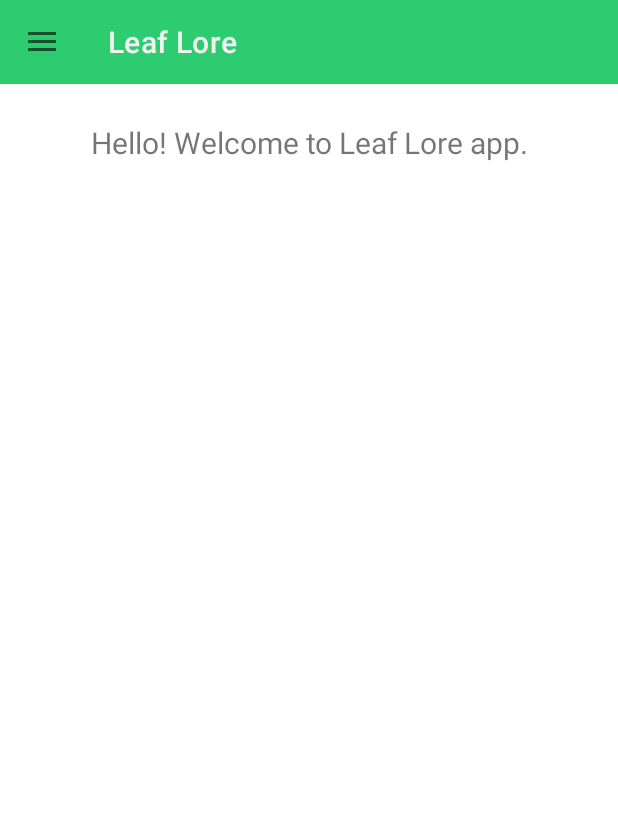
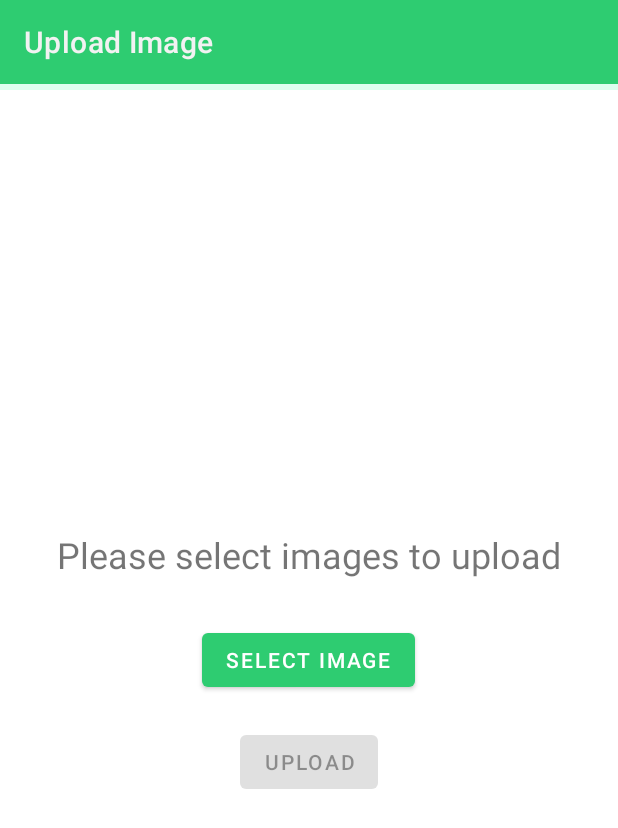
Before and after one commit to Yash-Koshti/Leaf_Species_Detection, an Android app: the screen it shows after launch (MainActivity before the commit, ImageUpload after it), after a tap on "Upload Image", on a phone screen of 412 x 824 dp. Shown: the top 828 px of the screen. Run offline under Robolectric (Android 15) with nearby library versions, the light colour scheme and no system bars; our stand-ins replace Firebase (no records; nobody signed in at launch, a user with empty details on screens opened directly); 1 other tap on this screen came first.

Commit message:
FEAT-LLF: upload multiple images and map them

```diff
--- a/Leaf_Lore/Leaf_Lore_Frontend/app/src/main/AndroidManifest.xml
+++ b/Leaf_Lore/Leaf_Lore_Frontend/app/src/main/AndroidManifest.xml
@@ -17,6 +17,9 @@
         android:theme="@style/AppTheme"
         tools:targetApi="31">
         <activity
+            android:name=".researcher.ImageUpload"
+            android:exported="false" />
+        <activity
             android:name=".researcher.ImageMapping"
             android:exported="false" />
         <activity
--- /dev/null
+++ b/Leaf_Lore/Leaf_Lore_Frontend/app/src/main/java/com/leaf_lore/leaf_lore_frontend/researcher/ImageUpload.java
@@ -0,0 +1,174 @@
+package com.leaf_lore.leaf_lore_frontend.researcher;
+
+import android.content.Intent;
+import android.database.Cursor;
+import android.net.Uri;
+import android.os.Bundle;
+import android.provider.OpenableColumns;
+import android.util.Log;
+import android.view.View;
+import android.widget.Button;
+import android.widget.ProgressBar;
+import android.widget.TextView;
+import android.widget.Toast;
+
+import androidx.activity.result.ActivityResult;
+import androidx.activity.result.ActivityResultCallback;
+import androidx.activity.result.ActivityResultLauncher;
+import androidx.activity.result.contract.ActivityResultContracts;
+import androidx.annotation.NonNull;
+import androidx.appcompat.app.AppCompatActivity;
+
+import com.google.android.gms.tasks.OnFailureListener;
+import com.google.android.gms.tasks.OnSuccessListener;
+import com.google.android.material.appbar.MaterialToolbar;
+import com.google.android.material.progressindicator.LinearProgressIndicator;
+import com.google.firebase.FirebaseApp;
+import com.google.firebase.storage.FirebaseStorage;
+import com.google.firebase.storage.OnProgressListener;
+import com.google.firebase.storage.StorageReference;
+import com.google.firebase.storage.UploadTask;
+import com.leaf_lore.leaf_lore_frontend.R;
+
+import java.util.ArrayList;
+
+public class ImageUpload extends AppCompatActivity {
+	StorageReference storageReference;
+	LinearProgressIndicator totalProgressBar;
+	ProgressBar imageProgress;
+	Button selectImage, uploadImage;
+	ArrayList<Uri> images = new ArrayList<>();
+	TextView uploadImageCountText, currentUploadingImageText;
+	int totalImages = 0, progressCount = 0, totalProgress = 0;
+	private final ActivityResultLauncher<Intent> activityResultLauncher = registerForActivityResult(new ActivityResultContracts.StartActivityForResult(), new ActivityResultCallback<ActivityResult>() {
+		@Override
+		public void onActivityResult(ActivityResult result) {
+			if (result.getResultCode() == RESULT_OK) {
+				images.clear();
+				if (result.getData() != null && result.getData().getClipData() != null) {
+					int count = result.getData().getClipData().getItemCount();
+					for (int i = 0; i < count; i++) {
+						images.add(result.getData().getClipData().getItemAt(i).getUri());
+					}
+					if (images.size() >= 1) {
+						uploadImage.setEnabled(true);
+						totalImages = images.size();
+						uploadImageCountText.setText("Images selected: " + totalImages);
+					}
+				} else {
+					Toast.makeText(ImageUpload.this, "No images found!", Toast.LENGTH_SHORT).show();
+				}
+			} else {
+				Toast.makeText(ImageUpload.this, "Please select an image", Toast.LENGTH_SHORT).show();
+			}
+		}
+	});
+
+	@Override
+	protected void onCreate(Bundle savedInstanceState) {
+		super.onCreate(savedInstanceState);
+		setContentView(R.layout.activity_image_upload);
+
+		FirebaseApp.initializeApp(ImageUpload.this);
+		storageReference = FirebaseStorage.getInstance().getReference();
+
+		MaterialToolbar toolbar = findViewById(R.id.toolbar);
+		setSupportActionBar(toolbar);
+
+		totalProgressBar = findViewById(R.id.progress);
+		imageProgress = findViewById(R.id.Progress_OfAnImage);
+		selectImage = findViewById(R.id.Btn_SelectUploadImage);
+		uploadImage = findViewById(R.id.Btn_UploadImage);
+		uploadImageCountText = findViewById(R.id.TxtV_UploadImageCount);
+		currentUploadingImageText = findViewById(R.id.TxtV_ImageProgressCount);
+
+		selectImage.setOnClickListener(new View.OnClickListener() {
+			@Override
+			public void onClick(View v) {
+				Intent intent = new Intent();
+				intent.setType("image/*");
+				intent.putExtra(Intent.EXTRA_ALLOW_MULTIPLE, true);
+				intent.setAction(Intent.ACTION_GET_CONTENT);
+				activityResultLauncher.launch(Intent.createChooser(intent, "Select Image"));
+			}
+		});
+
+		uploadImage.setOnClickListener(new View.OnClickListener() {
+			@Override
+			public void onClick(View v) {
+				uploadImage.setText("Uploading...");
+				uploadImage.setEnabled(false);
+
+				totalProgressBar.setMax(100);
+
+				imageProgress.setVisibility(View.VISIBLE);
+				currentUploadingImageText.setVisibility(View.VISIBLE);
+				currentUploadingImageText.setText(String.valueOf(progressCount + 1));
+
+				for (Uri image : images) {
+					uploadImage(image);
+					Log.d("ImageUpload", "Progress count: " + progressCount);
+				}
+			}
+		});
+	}
+
+
+	private void uploadImage(Uri image) {
+		Log.d("ImageUpload", "Uploading image: " + image);
+		String imageName = getFileName(image);
+		StorageReference reference = storageReference.child("Researchers_images/" + imageName);
+		reference.putFile(image).addOnSuccessListener(new OnSuccessListener<UploadTask.TaskSnapshot>() {
+			@Override
+			public void onSuccess(UploadTask.TaskSnapshot taskSnapshot) {
+				++progressCount;
+				currentUploadingImageText.setText(String.valueOf(progressCount + 1));
+				if (progressCount == totalImages)
+					onUploadComplete();
+			}
+		}).addOnFailureListener(new OnFailureListener() {
+			@Override
+			public void onFailure(@NonNull Exception e) {
+				Log.e("ImageUpload", "Error for: " + imageName + "\t", e);
+				Toast.makeText(ImageUpload.this, "Error for: " + imageName, Toast.LENGTH_SHORT).show();
+			}
+		}).addOnProgressListener(new OnProgressListener<UploadTask.TaskSnapshot>() {
+			@Override
+			public void onProgress(@NonNull UploadTask.TaskSnapshot snapshot) {
+				float currentProgress = (float) (100 * snapshot.getBytesTransferred() / snapshot.getTotalByteCount());
+				totalProgress += (int) (currentProgress / totalImages);
+				totalProgressBar.setProgress(totalProgress);
+			}
+		});
+	}
+
+	private void onUploadComplete() {
+		uploadImage.setText("Upload");
+		uploadImage.setEnabled(true);
+		Toast.makeText(ImageUpload.this, "All images uploaded successfully", Toast.LENGTH_SHORT).show();
+
+		imageProgress.setVisibility(View.GONE);
+		currentUploadingImageText.setVisibility(View.GONE);
+
+		Intent intent = new Intent(ImageUpload.this, ImageMapping.class);
+		intent.putExtra("firebaseImageFolder", "Researchers_images");
+		startActivity(intent);
+		finish();
+	}
+
+	public String getFileName(Uri uri) {
+		String result = null;
+		if (uri.getScheme().equals("content")) {
+			Cursor cursor = getContentResolver().query(uri, null, null, null, null);
+			try {
+				if (cursor != null && cursor.moveToFirst()) {
+					int columnIndex = cursor.getColumnIndex(OpenableColumns.DISPLAY_NAME);
+					result = cursor.getString(columnIndex);
+				}
+			} finally {
+				cursor.close();
+			}
+		}
+		return result;
+	}
+}
--- /dev/null
+++ b/Leaf_Lore/Leaf_Lore_Frontend/app/src/main/res/layout/activity_image_upload.xml
@@ -0,0 +1,84 @@
+<?xml version="1.0" encoding="utf-8"?>
+<androidx.constraintlayout.widget.ConstraintLayout xmlns:android="http://schemas.android.com/apk/res/android"
+    xmlns:app="http://schemas.android.com/apk/res-auto"
+    xmlns:tools="http://schemas.android.com/tools"
+    android:layout_width="match_parent"
+    android:layout_height="match_parent"
+    tools:context=".researcher.ImageUpload">
+
+    <com.google.android.material.appbar.MaterialToolbar
+        android:id="@+id/toolbar"
+        android:layout_width="match_parent"
+        android:layout_height="wrap_content"
+        app:layout_constraintEnd_toEndOf="parent"
+        app:layout_constraintStart_toStartOf="parent"
+        app:layout_constraintTop_toTopOf="parent"
+        app:title="Upload Image"
+        app:titleTextColor="?attr/colorSurface" />
+
+    <com.google.android.material.progressindicator.LinearProgressIndicator
+        android:id="@+id/progress"
+        android:layout_width="match_parent"
+        android:layout_height="wrap_content"
+        android:layout_below="@id/toolbar"
+        app:indicatorColor="@color/accent"
+        app:layout_constraintTop_toBottomOf="@+id/toolbar"
+        app:trackColor="@color/secondary"
+        tools:layout_editor_absoluteX="0dp" />
+
+    <TextView
+        android:id="@+id/TxtV_UploadImageCount"
+        android:layout_width="wrap_content"
+        android:layout_height="wrap_content"
+        android:layout_marginBottom="30dp"
+        android:text="Please select images to upload"
+        android:textSize="24dp"
+        app:layout_constraintBottom_toTopOf="@+id/Btn_SelectUploadImage"
+        app:layout_constraintEnd_toEndOf="parent"
+        app:layout_constraintStart_toStartOf="parent" />
+
+    <Button
+        android:id="@+id/Btn_SelectUploadImage"
+        android:layout_width="wrap_content"
+        android:layout_height="wrap_content"
+        android:text="Select Image"
+        app:layout_constraintBottom_toBottomOf="parent"
+        app:layout_constraintEnd_toEndOf="parent"
+        app:layout_constraintHorizontal_bias="0.498"
+        app:layout_constraintStart_toStartOf="parent"
+        app:layout_constraintTop_toBottomOf="@+id/toolbar" />
+
+    <Button
+        android:id="@+id/Btn_UploadImage"
+        android:layout_width="wrap_content"
+        android:layout_height="wrap_content"
+        android:layout_marginTop="20dp"
+        android:enabled="false"
+        android:text="Upload"
+        app:layout_constraintEnd_toEndOf="parent"
+        app:layout_constraintStart_toStartOf="parent"
+        app:layout_constraintTop_toBottomOf="@+id/Btn_SelectUploadImage" />
+
+    <ProgressBar
+        android:id="@+id/Progress_OfAnImage"
+        style="?android:attr/progressBarStyle"
+        android:layout_width="wrap_content"
+        android:layout_height="wrap_content"
+        android:visibility="invisible"
+        app:layout_constraintBottom_toTopOf="@+id/TxtV_UploadImageCount"
+        app:layout_constraintEnd_toEndOf="parent"
+        app:layout_constraintStart_toStartOf="parent"
+        app:layout_constraintTop_toBottomOf="@+id/progress" />
+
+    <TextView
+        android:id="@+id/TxtV_ImageProgressCount"
+        android:layout_width="wrap_content"
+        android:layout_height="wrap_content"
+        android:textStyle="bold"
+        android:visibility="invisible"
+        app:layout_constraintBottom_toBottomOf="@+id/Progress_OfAnImage"
+        app:layout_constraintEnd_toEndOf="@+id/Progress_OfAnImage"
+        app:layout_constraintStart_toStartOf="@+id/Progress_OfAnImage"
+        app:layout_constraintTop_toTopOf="@+id/Progress_OfAnImage" />
+
+</androidx.constraintlayout.widget.ConstraintLayout>
```
Also changed, not shown: Leaf_Lore/Leaf_Lore_Frontend/app/src/main/java/com/leaf_lore/leaf_lore_frontend/MainActivity.java (+6 -1 lines), Leaf_Lore/Leaf_Lore_Frontend/app/src/main/java/com/leaf_lore/leaf_lore_frontend/researcher/ImageMapping.java (+9 -1 lines).
